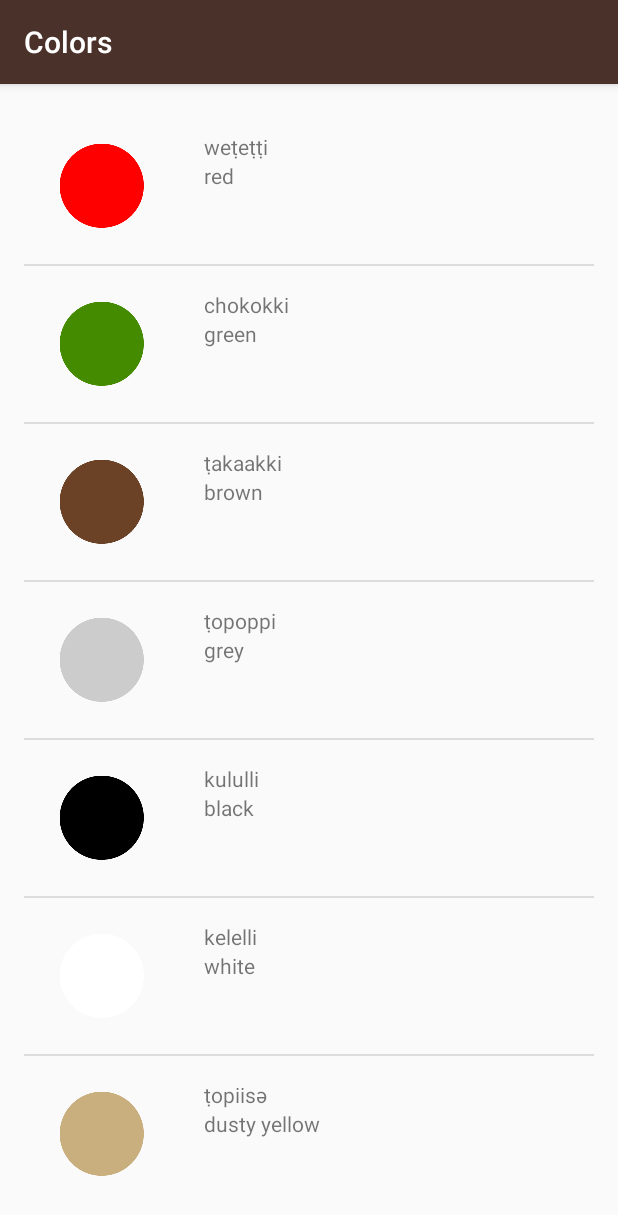
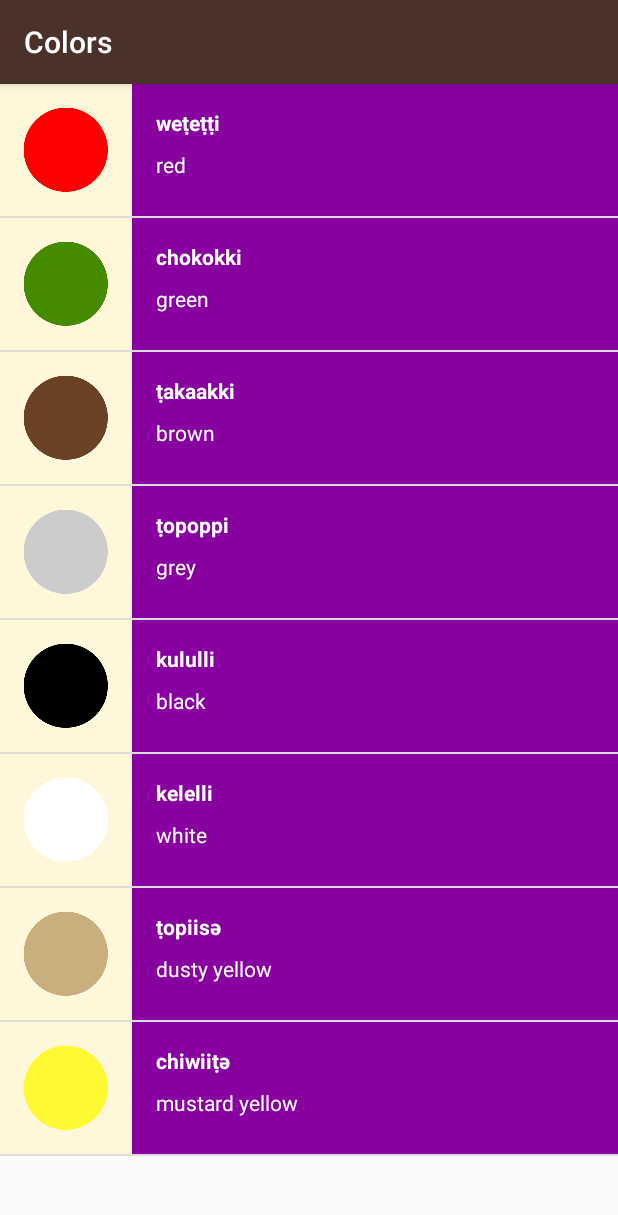
Before and after one commit to versatgrant/MiwokApp_Udacity_Android, an Android app: the ColorsActivity screen opened directly, with no data from a screen before it, on a phone screen of 412 x 824 dp. Shown: the top 1215 px of the screen. Run offline under Robolectric (Android 15) with nearby library versions, the phone set to English and light mode, and no system bars.

Commit message:
Add Visual Polish

```diff
--- a/app/src/main/java/com/example/android/miwok/ColorsActivity.java
+++ b/app/src/main/java/com/example/android/miwok/ColorsActivity.java
@@ -26,7 +26,7 @@ public class ColorsActivity extends AppCompatActivity {
 
         // Create a {@link WordAdapter}, whose data source is a list of {@link Word}s. The
         // adapter knows how to create list items for each item in the list.
-        WordAdapter colorsAdapter = new WordAdapter(this, colorWords);
+        WordAdapter colorsAdapter = new WordAdapter(this, colorWords, R.color.category_colors);
 
         // Find the {@link ListView} object in the view hierarchy of the {@link Activity}.
         // There should be a {@link ListView} with the view ID called list, which is declared in the
--- a/app/src/main/java/com/example/android/miwok/FamilyMembersActivity.java
+++ b/app/src/main/java/com/example/android/miwok/FamilyMembersActivity.java
@@ -28,7 +28,7 @@ public class FamilyMembersActivity extends AppCompatActivity {
 
         // Create a {@link WordAdapter}, whose data source is a list of {@link Word}s. The
         // adapter knows how to create list items for each item in the list.
-        WordAdapter familyAdapter = new WordAdapter(this, familyWords);
+        WordAdapter familyAdapter = new WordAdapter(this, familyWords, R.color.category_family);
 
         // Find the {@link ListView} object in the view hierarchy of the {@link Activity}.
         // There should be a {@link ListView} with the view ID called list, which is declared in the
--- a/app/src/main/java/com/example/android/miwok/NumbersActivity.java
+++ b/app/src/main/java/com/example/android/miwok/NumbersActivity.java
@@ -28,7 +28,7 @@ public class NumbersActivity extends AppCompatActivity {
 
         // Create a {@link WordAdapter}, whose data source is a list of {@link Word}s. The
         // adapter knows how to create list items for each item in the list.
-        WordAdapter numbersAdapter = new WordAdapter(this, numberWords);
+        WordAdapter numbersAdapter = new WordAdapter(this, numberWords, R.color.category_numbers);
 
         // Find the {@link ListView} object in the view hierarchy of the {@link Activity}.
         // There should be a {@link ListView} with the view ID called list, which is declared in the
--- a/app/src/main/java/com/example/android/miwok/PhrasesActivity.java
+++ b/app/src/main/java/com/example/android/miwok/PhrasesActivity.java
@@ -28,7 +28,7 @@ public class PhrasesActivity extends AppCompatActivity {
 
         // Create a {@link WordAdapter}, whose data source is a list of {@link Word}s. The
         // adapter knows how to create list items for each item in the list.
-        WordAdapter phrasesAdapter = new WordAdapter(this, phrases);
+        WordAdapter phrasesAdapter = new WordAdapter(this, phrases, R.color.category_phrases);
 
         // Find the {@link ListView} object in the view hierarchy of the {@link Activity}.
         // There should be a {@link ListView} with the view ID called list, which is declared in the
--- a/app/src/main/java/com/example/android/miwok/Word.java
+++ b/app/src/main/java/com/example/android/miwok/Word.java
@@ -8,14 +8,19 @@ import android.graphics.drawable.Drawable;
  */
 public class Word {
 
+    /***/
+    private final int NO_IMAGE_PROVIDED = -1;
+
     /** Drawable resource ID*/
-    private int mImageResourceId;
+    private int mImageResourceId = NO_IMAGE_PROVIDED;
 
     /** Miwok translation for the word*/
     private String mMiwokTranslation;
 
     /** Default translation for the word*/
     private String mDefaultTranslation;
+
+
 
     public Word(String defaultTranslation, String miwokTranslation, int ImageResourceId){
         mMiwokTranslation = miwokTranslation;
@@ -26,7 +31,6 @@ public class Word {
     public Word(String defaultTranslation, String miwokTranslation){
         mMiwokTranslation = miwokTranslation;
         mDefaultTranslation = defaultTranslation;
-        mImageResourceId = 0;
     }
 
     /** Get the Miwok translation for the word*/
@@ -43,4 +47,8 @@ public class Word {
     public String getDefaultTranslation(){
         return mDefaultTranslation;
     }
+
+    public boolean hasImage(){
+        return mImageResourceId != NO_IMAGE_PROVIDED;
+    }
 }
--- a/app/src/main/java/com/example/android/miwok/WordAdapter.java
+++ b/app/src/main/java/com/example/android/miwok/WordAdapter.java
@@ -2,11 +2,13 @@ package com.example.android.miwok;
 
 import android.app.Activity;
 import android.content.Context;
+import android.support.v4.content.ContextCompat;
 import android.view.LayoutInflater;
 import android.view.View;
 import android.view.ViewGroup;
 import android.widget.ArrayAdapter;
 import android.widget.ImageView;
+import android.widget.LinearLayout;
 import android.widget.TextView;
 
 import java.util.ArrayList;
@@ -15,9 +17,13 @@ import java.util.ArrayList;
  * Created by Nicola on 9/20/2016.
  */
 public class WordAdapter extends ArrayAdapter<Word> {
+    //Variable to store the color of the list that the
+    // Adapter is handling
+    private int mListColorResourceId;
 
-    public WordAdapter(Activity context, ArrayList<Word> wordList){
+    public WordAdapter(Activity context, ArrayList<Word> wordList, int ListColorResourceId){
         super(context, 0, wordList);
+        mListColorResourceId = ListColorResourceId;
     }
 
 
@@ -50,11 +56,27 @@ public class WordAdapter extends ArrayAdapter<Word> {
         // set this text on the defaultText_ListItem TextView
         defaultTextView.setText(currentWord.getDefaultTranslation());
 
+        // Find the LinearLayout in the list_item.xml layout with the ID groupText_ListItem
+        LinearLayout linearLayout = (LinearLayout) listItemView.findViewById(R.id.groupText_ListItem);
+        // Set its background to be the color given in the mListColorResourceId
+        linearLayout.setBackgroundColor(ContextCompat.getColor(getContext(), mListColorResourceId));
+
         // Find the ImageView in the list_item.xml layout with the ID list_item_icon
         ImageView iconView = (ImageView) listItemView.findViewById(R.id.list_item_icon);
-        // Get the image resource ID from the current Word object and
-        // set the image to iconView
-        iconView.setImageResource(currentWord.getImageResourceId());
+
+        /*
+        Check if the current word object has an Image Resource ID and
+        if it does, set the ImageView with the Image Resource, otherwise
+        Remove the ImageView from the list item ViewGroup
+        */
+        if(currentWord.hasImage()){
+            // Get the image resource ID from the current Word object and
+            // set the image to iconView
+            iconView.setImageResource(currentWord.getImageResourceId());
+            iconView.setVisibility(View.VISIBLE);
+        }else{
+            iconView.setVisibility(View.GONE);
+        }
 
         // Return the whole list item layout (containing 2 TextViews an ImageView)
         // so that it can be shown in the ListView
--- a/app/src/main/res/layout/list_item.xml
+++ b/app/src/main/res/layout/list_item.xml
@@ -2,34 +2,35 @@
 <LinearLayout xmlns:android="http://schemas.android.com/apk/res/android"
     xmlns:tools="http://schemas.android.com/tools"
     android:orientation="horizontal" android:layout_width="match_parent"
-    android:layout_height="wrap_content"
-    android:padding="8dp">
+    android:layout_height="88dp" android:background="@color/tan_background">
 
     <ImageView
         android:id="@+id/list_item_icon"
-        android:layout_width="wrap_content"
-        android:layout_height="wrap_content"
-        android:maxWidth="48dp"
-        android:maxHeight="48dp"
-        android:layout_marginRight="16dp"/>
+        android:layout_width="88dp"
+        android:layout_height="match_parent"
+        />
 
     <LinearLayout xmlns:android="http://schemas.android.com/apk/res/android"
+        android:id="@+id/groupText_ListItem"
         xmlns:tools="http://schemas.android.com/tools"
         android:orientation="vertical" android:layout_width="match_parent"
-        android:layout_height="wrap_content" android:gravity="center_vertical"
-        android:padding="8dp">
+        android:layout_height="match_parent" android:gravity="center_vertical"
+        android:padding="16dp">
 
         <TextView
             android:id="@+id/miwokText_ListItem"
             android:layout_height="wrap_content"
             android:layout_width="match_parent"
-            android:layout_gravity="center_vertical"
+            android:layout_weight="1"
+            android:textStyle="bold"
+            android:textColor="@android:color/white"
             tools:text="lutti"/>
         <TextView
             android:id="@+id/defaultText_ListItem"
             android:layout_height="wrap_content"
             android:layout_width="match_parent"
-            android:layout_gravity="center_vertical"
+            android:layout_weight="1"
+            android:textColor="@android:color/white"
             tools:text="one"/>
 
     </LinearLayout>
--- a/app/src/main/res/layout/word_list.xml
+++ b/app/src/main/res/layout/word_list.xml
@@ -5,9 +5,5 @@
     android:orientation="vertical"
     android:layout_width="match_parent"
     android:layout_height="match_parent"
-    android:paddingBottom="@dimen/activity_vertical_margin"
-    android:paddingLeft="@dimen/activity_horizontal_margin"
-    android:paddingRight="@dimen/activity_horizontal_margin"
-    android:paddingTop="@dimen/activity_vertical_margin"
     android:scrollbars="none"
     tools:context="com.example.android.miwok.NumbersActivity"/>
```
